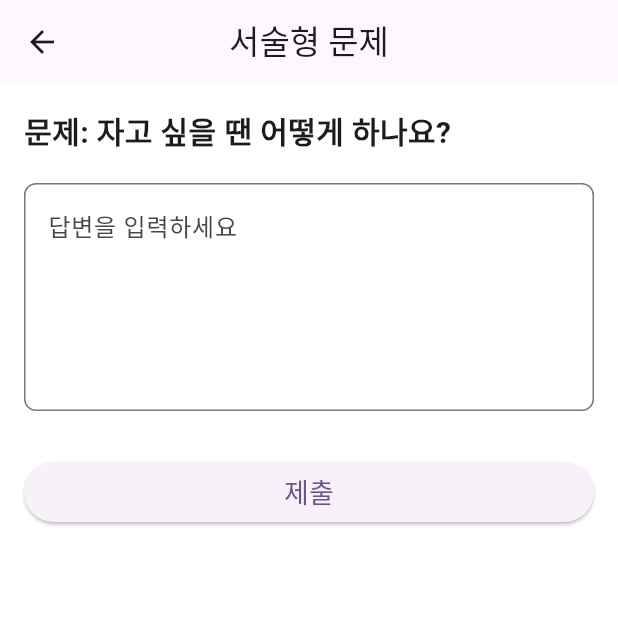
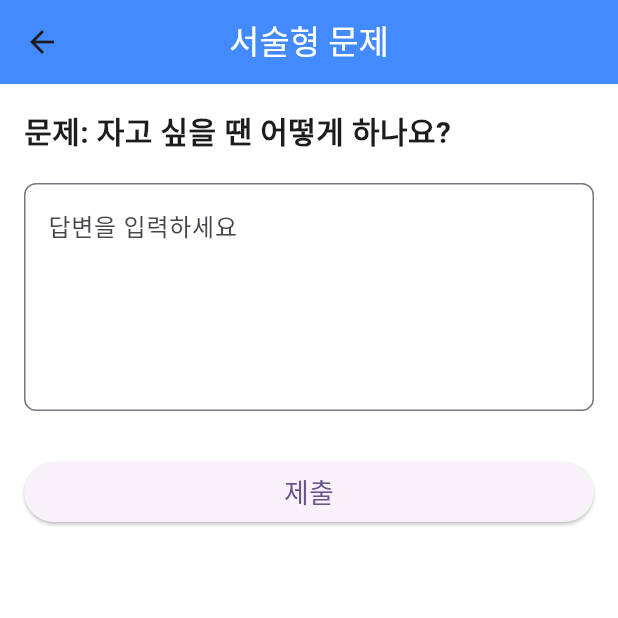
Before and after one commit to 2024-CapstonDesign-AI-Hackathon/login, a Flutter app: the QuestionScreen3 screen opened directly, on a phone screen of 412 x 824 dp, the top half of it. Run offline on Flutter 3.47's test engine with Material 3 defaults, Android fonts, the phone set to English and light mode, and no system bars; our stand-ins replace dio, file_picker, flutter_secure_storage, permission_handler; accounts and stored records are empty.

Commit message:
색설정

```diff
--- a/lib/question/question3.dart
+++ b/lib/question/question3.dart
@@ -59,7 +59,8 @@ class _QuestionScreen3State extends State<QuestionScreen3> {
   Widget build(BuildContext context) {
     return Scaffold(
       appBar: AppBar(
-        title: Text('서술형 문제'),
+        title: Text('서술형 문제', style: TextStyle(color: Colors.white)),
+        backgroundColor: Colors.blueAccent,
         centerTitle: true,
       ),
       body: PageView.builder(
```
